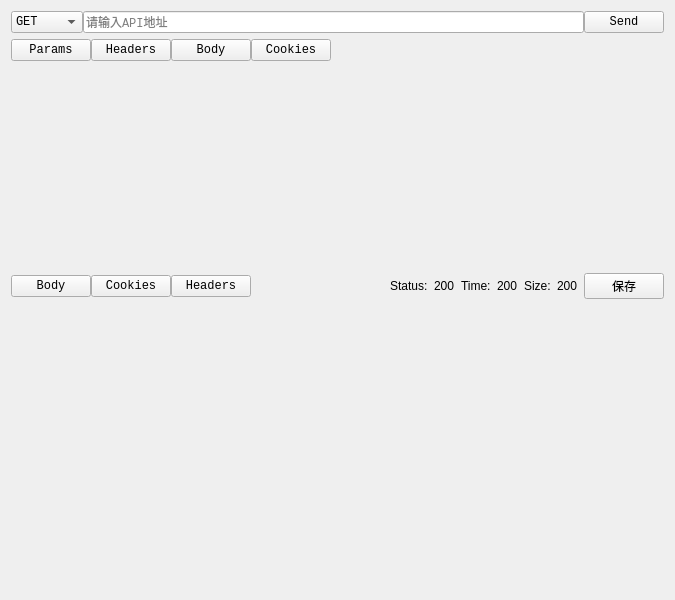
First picture: the form in ui/api_view.ui, repository weijiang1994/iPost, before the edit.
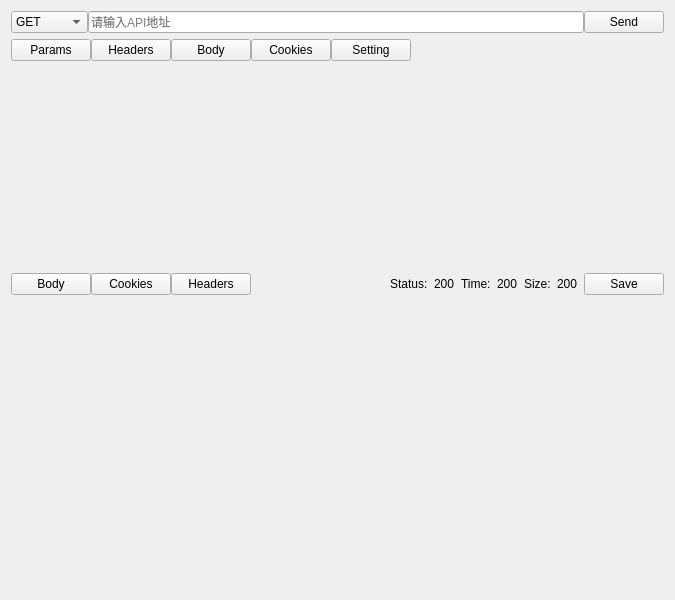
Second picture: the form after the edit.

Diff of the .ui file:
```diff
--- a/ui/api_view.ui
+++ b/ui/api_view.ui
@@ -21,11 +21,6 @@
      </property>
      <item>
       <widget class="QComboBox" name="comboBox">
-       <property name="font">
-        <font>
-         <family>Consolas</family>
-        </font>
-       </property>
        <property name="cursor">
         <cursorShape>PointingHandCursor</cursorShape>
        </property>
@@ -53,11 +48,6 @@
      </item>
      <item>
       <widget class="QLineEdit" name="api_url_lineEdit">
-       <property name="font">
-        <font>
-         <family>Consolas</family>
-        </font>
-       </property>
        <property name="placeholderText">
         <string>请输入API地址</string>
        </property>
@@ -65,11 +55,6 @@
      </item>
      <item>
       <widget class="QPushButton" name="send_pushButton">
-       <property name="font">
-        <font>
-         <family>Consolas</family>
-        </font>
-       </property>
        <property name="cursor">
         <cursorShape>PointingHandCursor</cursorShape>
        </property>
@@ -89,11 +74,6 @@
        </property>
        <item>
         <widget class="QPushButton" name="params_pushButton">
-         <property name="font">
-          <font>
-           <family>Consolas</family>
-          </font>
-         </property>
          <property name="cursor">
           <cursorShape>PointingHandCursor</cursorShape>
          </property>
@@ -104,11 +84,6 @@
        </item>
        <item>
         <widget class="QPushButton" name="headers_pushButton">
-         <property name="font">
-          <font>
-           <family>Consolas</family>
-          </font>
-         </property>
          <property name="cursor">
           <cursorShape>PointingHandCursor</cursorShape>
          </property>
@@ -119,11 +94,6 @@
        </item>
        <item>
         <widget class="QPushButton" name="body_pushButton">
-         <property name="font">
-          <font>
-           <family>Consolas</family>
-          </font>
-         </property>
          <property name="cursor">
           <cursorShape>PointingHandCursor</cursorShape>
          </property>
@@ -134,11 +104,6 @@
        </item>
        <item>
         <widget class="QPushButton" name="cookies_pushButton">
-         <property name="font">
-          <font>
-           <family>Consolas</family>
-          </font>
-         </property>
          <property name="cursor">
           <cursorShape>PointingHandCursor</cursorShape>
          </property>
@@ -147,6 +112,13 @@
          </property>
         </widget>
        </item>
+       <item>
+        <widget class="QPushButton" name="setting_pushButton">
+         <property name="text">
+          <string>Setting</string>
+         </property>
+        </widget>
+       </item>
        <item>
         <spacer name="horizontalSpacer">
          <property name="orientation">
@@ -187,11 +159,6 @@
          </property>
          <item>
           <widget class="QPushButton" name="res_body_pushButton">
-           <property name="font">
-            <font>
-             <family>Consolas</family>
-            </font>
-           </property>
            <property name="cursor">
             <cursorShape>PointingHandCursor</cursorShape>
            </property>
@@ -202,11 +169,6 @@
          </item>
          <item>
           <widget class="QPushButton" name="res_cookies_pushButton">
-           <property name="font">
-            <font>
-             <family>Consolas</family>
-            </font>
-           </property>
            <property name="cursor">
             <cursorShape>PointingHandCursor</cursorShape>
            </property>
@@ -217,11 +179,6 @@
          </item>
          <item>
           <widget class="QPushButton" name="res_headers_pushButton">
-           <property name="font">
-            <font>
-             <family>Consolas</family>
-            </font>
-           </property>
            <property name="cursor">
             <cursorShape>PointingHandCursor</cursorShape>
            </property>
@@ -291,13 +248,8 @@
          </item>
          <item>
           <widget class="QPushButton" name="res_save_pushButton">
-           <property name="font">
-            <font>
-             <family>Microsoft YaHei</family>
-            </font>
-           </property>
            <property name="text">
-            <string>保存</string>
+            <string>Save</string>
            </property>
           </widget>
          </item>
```
